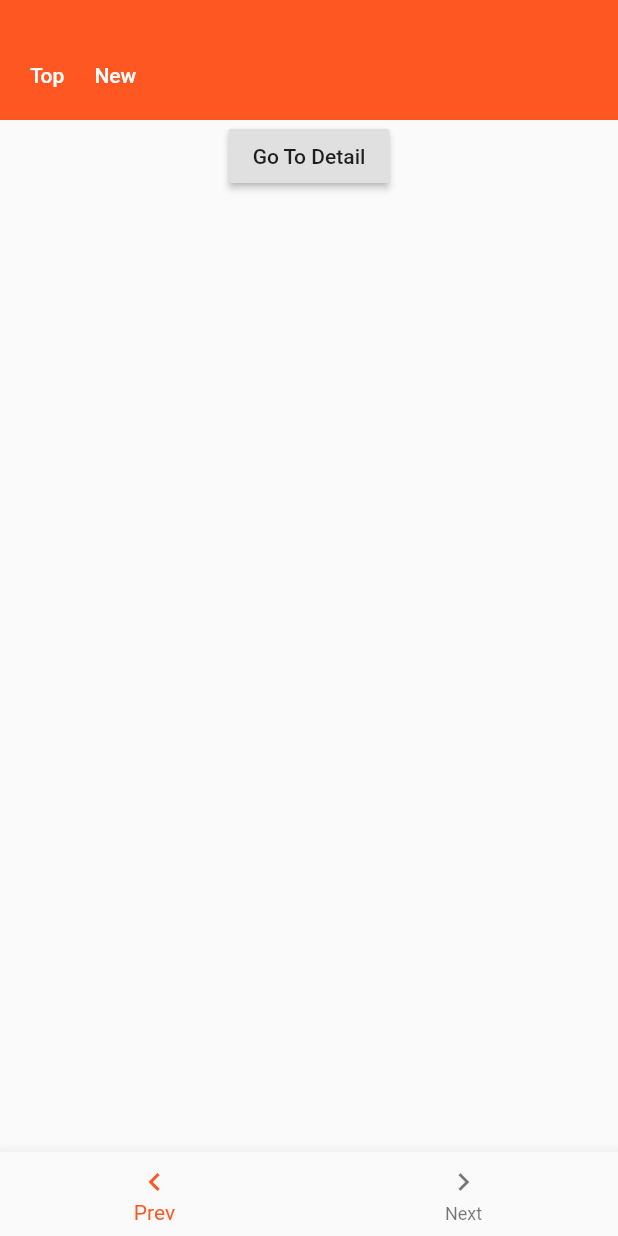
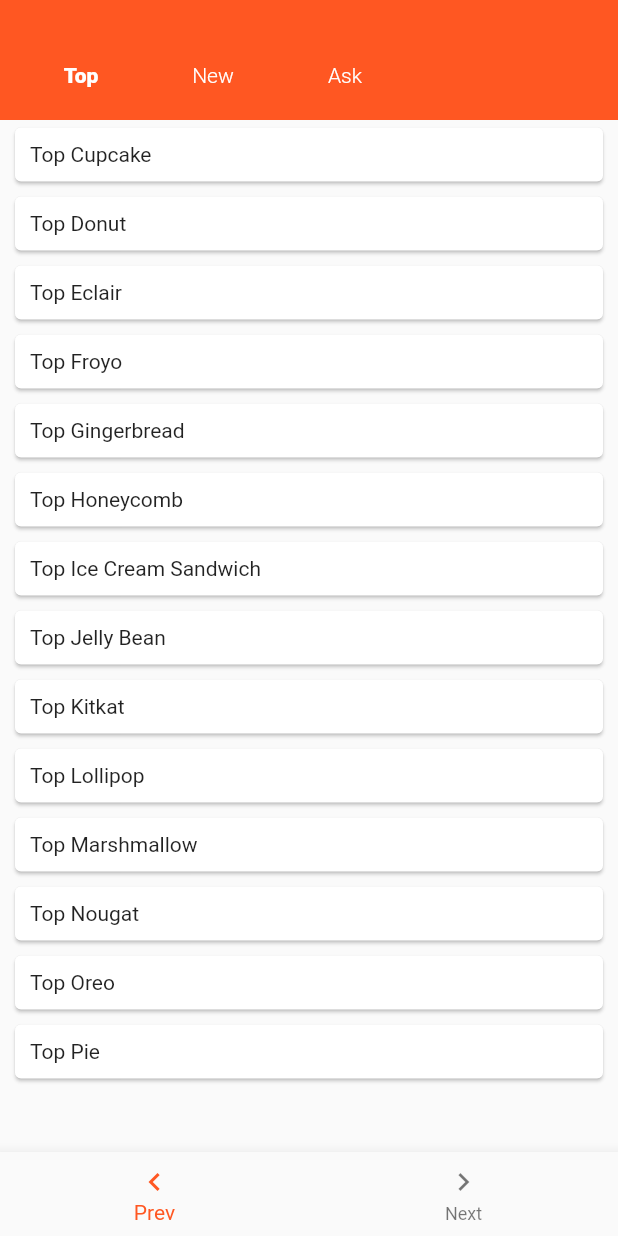
Before and after one commit to rohmanhm/flutter_hackernews, a Flutter app: the screen it shows after launch, after a tap on "Top", on a phone screen of 412 x 824 dp. Run offline on Flutter 3.47's test engine with Material 2 defaults, Android fonts, the phone set to English and light mode, and no system bars.

Commit message:
feat(widgets): navigate topnav tabs

```diff
--- a/lib/screens/home_screen.dart
+++ b/lib/screens/home_screen.dart
@@ -1,6 +1,7 @@
 import 'package:flutter/material.dart';
 /* Constants */
-import 'package:flutter_hackernews/constants/routes.dart';
+// import 'package:flutter_hackernews/constants/routes.dart';
+import 'package:flutter_hackernews/widgets/posts.dart';
 /* Widgets */
 import 'package:flutter_hackernews/widgets/topnav.dart';
 
@@ -10,20 +11,39 @@ class HomeScreen extends StatefulWidget {
 }
 
 class _HomeScreenState extends State<HomeScreen> {
+  var topic = 'Top';
+
+  void _changeTopic(value) {
+    setState(() {
+      topic = value;
+    });
+  }
+
   @override
   Widget build(BuildContext context) {
     return Scaffold(
       body: Column(children: <Widget>[
-        TopNavAppBar(),
-        RaisedButton(
-          child: Text("Go To Detail"),
-          onPressed: () {
-            Navigator.pushNamed(context, ROUTE_ARTICLE);
-          },
+        TopNavAppBar(
+          onTabActiveChange: this._changeTopic,
+        ),
+        Posts(
+          page: 1,
+          topic: topic,
         ),
       ]),
       bottomNavigationBar: BottomNavigationBar(
         selectedItemColor: Theme.of(context).primaryColor,
+        onTap: (value) {
+          if (value == 0) {
+            print("Prev");
+            return;
+          }
+
+          if (value == 1) {
+            print("Next");
+            return;
+          }
+        },
         items: [
           BottomNavigationBarItem(
             title: Text("Prev"),
--- /dev/null
+++ b/lib/widgets/posts.dart
@@ -0,0 +1,55 @@
+import 'package:flutter/material.dart';
+
+class Posts extends StatelessWidget {
+  Posts({Key key, this.page, this.topic});
+  final int page;
+  final String topic;
+
+  final androidVersions = [
+    "Cupcake",
+    "Donut",
+    "Eclair",
+    "Froyo",
+    "Gingerbread",
+    "Honeycomb",
+    "Ice Cream Sandwich",
+    "Jelly Bean",
+    "Kitkat",
+    "Lollipop",
+    "Marshmallow",
+    "Nougat",
+    "Oreo",
+    "Pie"
+  ];
+
+  Widget _itemBuilder(BuildContext context, int index) {
+    var android = androidVersions[index];
+    return Card(
+      margin: EdgeInsets.symmetric(horizontal: 10, vertical: 5),
+      child: Column(
+        crossAxisAlignment: CrossAxisAlignment.start,
+        children: <Widget>[
+          Padding(
+            padding: const EdgeInsets.all(10.0),
+            child: Text(
+              '$topic $android',
+              textAlign: TextAlign.left,
+            ),
+          ),
+        ],
+      ),
+    );
+  }
+
+  @override
+  Widget build(BuildContext context) {
+    return Expanded(
+      child: SizedBox(
+        child: ListView.builder(
+          itemCount: androidVersions.length,
+          itemBuilder: _itemBuilder,
+        ),
+      ),
+    );
+  }
+}
--- a/lib/widgets/topnav.dart
+++ b/lib/widgets/topnav.dart
@@ -1,12 +1,24 @@
 import 'package:flutter/material.dart';
 
-class TopNavAppBar extends StatelessWidget {
-  _onNavMenuTopPressed() {
-    print("Top nav menu pressed");
-  }
+enum TabActive { Top, New, Ask }
 
-  _onNavMenuNewPressed() {
-    print("New nav menu pressed");
+class TopNavAppBar extends StatefulWidget {
+  TopNavAppBar({this.onTabActiveChange});
+
+  final Function onTabActiveChange;
+
+  @override
+  _TopNavAppBarState createState() => _TopNavAppBarState();
+}
+
+class _TopNavAppBarState extends State<TopNavAppBar> {
+  TabActive tabActive = TabActive.Top;
+
+  void onTabChange(TabActive activeTab, value) {
+    widget.onTabActiveChange(value);
+    setState(() {
+      tabActive = activeTab;
+    });
   }
 
   @override
@@ -22,11 +34,24 @@ class TopNavAppBar extends StatelessWidget {
         children: <Widget>[
           TopNavButton(
             text: "Top",
-            onPressed: this._onNavMenuTopPressed,
+            isActive: tabActive == TabActive.Top,
+            onPressed: (value) {
+              this.onTabChange(TabActive.Top, value);
+            },
           ),
           TopNavButton(
             text: "New",
-            onPressed: this._onNavMenuNewPressed,
+            isActive: tabActive == TabActive.New,
+            onPressed: (value) {
+              this.onTabChange(TabActive.New, value);
+            },
+          ),
+          TopNavButton(
+            text: "Ask",
+            isActive: tabActive == TabActive.Ask,
+            onPressed: (value) {
+              this.onTabChange(TabActive.Ask, value);
+            },
           ),
         ],
       ),
@@ -40,18 +65,22 @@ class TopNavButton extends StatelessWidget {
   final bool isActive;
   final String text;
   // Action onPressed
-  final VoidCallback onPressed;
+  final Function onPressed;
+
+  _handleButtonPressed() {
+    this.onPressed(text);
+  }
 
   @override
   Widget build(BuildContext context) {
-    return GestureDetector(
-      onTap: onPressed,
-      child: Container(
-        child: Text(
-          this.text,
-          style: Theme.of(context).textTheme.button,
-        ),
-        padding: EdgeInsets.all(10.0),
+    return FlatButton(
+      onPressed: this._handleButtonPressed,
+      child: Text(
+        text,
+        style: Theme.of(context)
+            .textTheme
+            .button
+            .copyWith(fontWeight: isActive ? FontWeight.w900 : FontWeight.w300),
       ),
     );
   }
```
